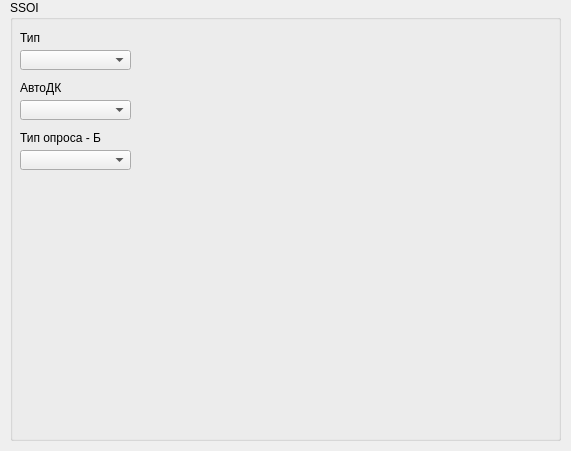
This is m_cfg/ssoiwidget.ui in xXRadioHeadXx/start7 as Qt 5 draws it before an edit. The edited form follows.
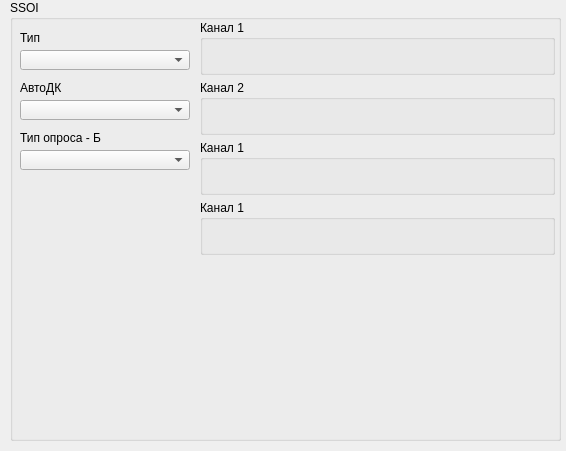
This is the edited form. Custom widgets are drawn as their Qt base class.

Patch:
```diff
--- a/m_cfg/ssoiwidget.ui
+++ b/m_cfg/ssoiwidget.ui
@@ -6,7 +6,7 @@
    <rect>
     <x>0</x>
     <y>0</y>
-    <width>571</width>
+    <width>566</width>
     <height>451</height>
    </rect>
   </property>
@@ -25,52 +25,12 @@
    <property name="title">
     <string>SSOI</string>
    </property>
-   <widget class="SSOIPortWidget" name="SSOI_Port_4_widget" native="true">
-    <property name="geometry">
-     <rect>
-      <x>170</x>
-      <y>230</y>
-      <width>370</width>
-      <height>65</height>
-     </rect>
-    </property>
-   </widget>
-   <widget class="SSOIPortWidget" name="SSOI_Port_3_widget" native="true">
-    <property name="geometry">
-     <rect>
-      <x>170</x>
-      <y>160</y>
-      <width>370</width>
-      <height>65</height>
-     </rect>
-    </property>
-   </widget>
-   <widget class="SSOIPortWidget" name="SSOI_Port_2_widget" native="true">
-    <property name="geometry">
-     <rect>
-      <x>170</x>
-      <y>90</y>
-      <width>370</width>
-      <height>65</height>
-     </rect>
-    </property>
-   </widget>
-   <widget class="SSOIPortWidget" name="SSOI_Port_1_widget" native="true">
-    <property name="geometry">
-     <rect>
-      <x>170</x>
-      <y>20</y>
-      <width>370</width>
-      <height>65</height>
-     </rect>
-    </property>
-   </widget>
    <widget class="QComboBox" name="Version">
     <property name="geometry">
      <rect>
       <x>10</x>
       <y>50</y>
-      <width>111</width>
+      <width>170</width>
       <height>20</height>
      </rect>
     </property>
@@ -105,7 +65,7 @@
      <rect>
       <x>10</x>
       <y>100</y>
-      <width>111</width>
+      <width>170</width>
       <height>20</height>
      </rect>
     </property>
@@ -140,7 +100,7 @@
      <rect>
       <x>10</x>
       <y>150</y>
-      <width>111</width>
+      <width>170</width>
       <height>20</height>
      </rect>
     </property>
@@ -170,6 +130,138 @@
      <string>Тип опроса - БП</string>
     </property>
    </widget>
+   <widget class="QStackedWidget" name="stackedWidget">
+    <property name="geometry">
+     <rect>
+      <x>180</x>
+      <y>10</y>
+      <width>371</width>
+      <height>371</height>
+     </rect>
+    </property>
+    <property name="currentIndex">
+     <number>1</number>
+    </property>
+    <widget class="QWidget" name="SSOI">
+     <widget class="QGroupBox" name="groupBox_6">
+      <property name="geometry">
+       <rect>
+        <x>10</x>
+        <y>10</y>
+        <width>355</width>
+        <height>55</height>
+       </rect>
+      </property>
+      <property name="title">
+       <string>Канал</string>
+      </property>
+      <widget class="SSOIPortWidget" name="SSOI_Port_widget" native="true">
+       <property name="geometry">
+        <rect>
+         <x>0</x>
+         <y>10</y>
+         <width>351</width>
+         <height>40</height>
+        </rect>
+       </property>
+      </widget>
+     </widget>
+    </widget>
+    <widget class="QWidget" name="SSOI_M">
+     <widget class="QGroupBox" name="groupBox_2">
+      <property name="geometry">
+       <rect>
+        <x>10</x>
+        <y>10</y>
+        <width>355</width>
+        <height>55</height>
+       </rect>
+      </property>
+      <property name="title">
+       <string>Канал 1</string>
+      </property>
+      <widget class="SSOIPortWidget" name="SSOI_M_Port_widget_1" native="true">
+       <property name="geometry">
+        <rect>
+         <x>0</x>
+         <y>10</y>
+         <width>350</width>
+         <height>40</height>
+        </rect>
+       </property>
+      </widget>
+     </widget>
+     <widget class="QGroupBox" name="groupBox_3">
+      <property name="geometry">
+       <rect>
+        <x>10</x>
+        <y>70</y>
+        <width>355</width>
+        <height>55</height>
+       </rect>
+      </property>
+      <property name="title">
+       <string>Канал 2</string>
+      </property>
+      <widget class="SSOIPortWidget" name="SSOI_M_Port_widget_2" native="true">
+       <property name="geometry">
+        <rect>
+         <x>0</x>
+         <y>10</y>
+         <width>350</width>
+         <height>40</height>
+        </rect>
+       </property>
+      </widget>
+     </widget>
+     <widget class="QGroupBox" name="groupBox_4">
+      <property name="geometry">
+       <rect>
+        <x>10</x>
+        <y>130</y>
+        <width>355</width>
+        <height>55</height>
+       </rect>
+      </property>
+      <property name="title">
+       <string>Канал 1</string>
+      </property>
+      <widget class="SSOIPortWidget" name="SSOI_M_Port_widget_3" native="true">
+       <property name="geometry">
+        <rect>
+         <x>0</x>
+         <y>10</y>
+         <width>350</width>
+         <height>40</height>
+        </rect>
+       </property>
+      </widget>
+     </widget>
+     <widget class="QGroupBox" name="groupBox_5">
+      <property name="geometry">
+       <rect>
+        <x>10</x>
+        <y>190</y>
+        <width>355</width>
+        <height>55</height>
+       </rect>
+      </property>
+      <property name="title">
+       <string>Канал 1</string>
+      </property>
+      <widget class="SSOIPortWidget" name="SSOI_M_Port_widget_4" native="true">
+       <property name="geometry">
+        <rect>
+         <x>0</x>
+         <y>10</y>
+         <width>350</width>
+         <height>40</height>
+        </rect>
+       </property>
+      </widget>
+     </widget>
+    </widget>
+   </widget>
   </widget>
  </widget>
  <customwidgets>
```
Left out of the diff: 2 changed lines with no effect on the pictures.
